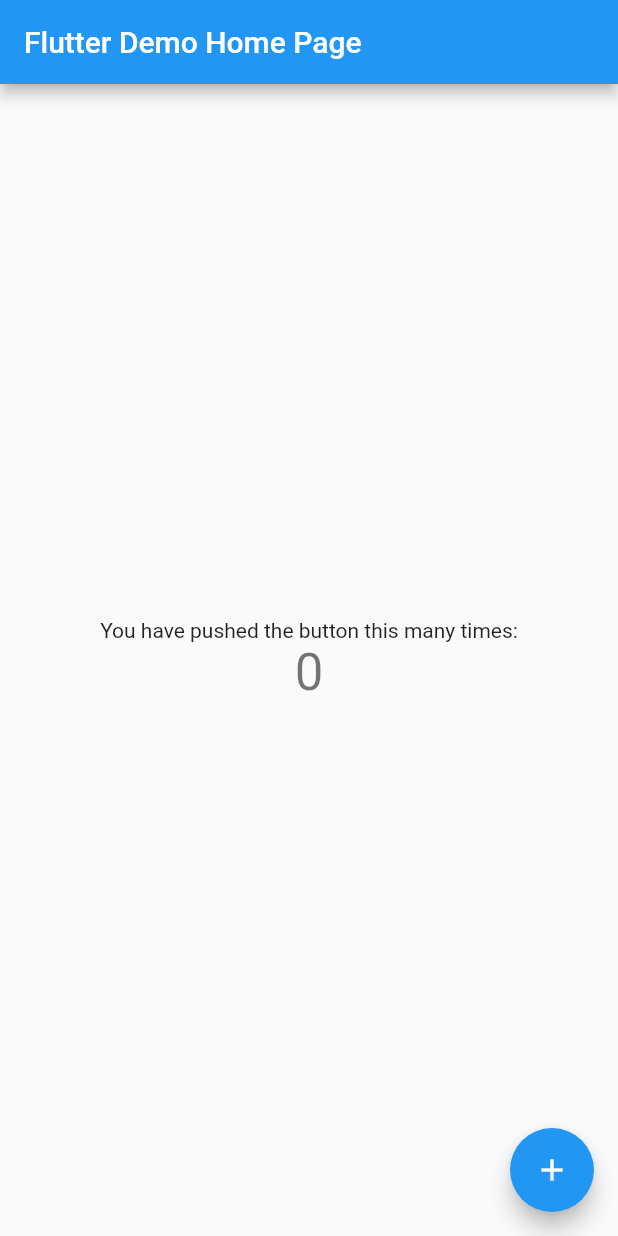
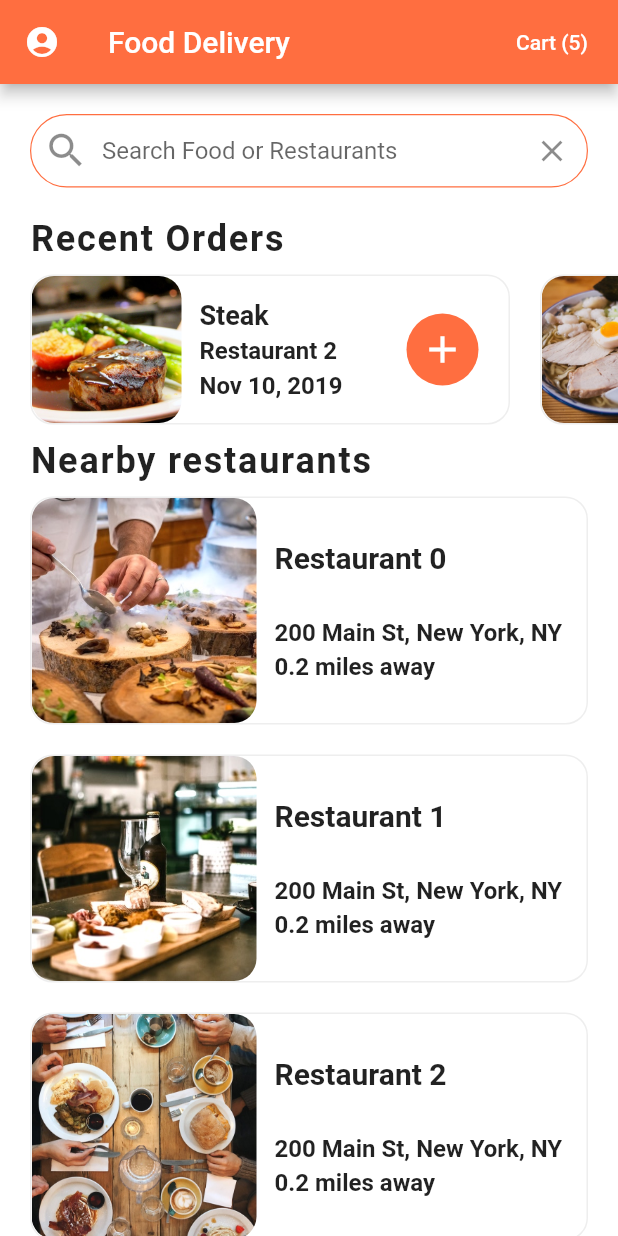
Before and after one commit to DoubleBridges/flutter_food_delivery_ui, a Flutter app: the screen it shows after launch, on a phone screen of 412 x 824 dp. Run offline on Flutter 3.47's test engine with Material 2 defaults, Android fonts, the phone set to English and light mode, and no system bars; missing offline and left inert: flutter_emoji.

Commit message:
appBar complete, search textField created but bot wired, recent orders finished, nearby restaurants finished, home screen complete, working with dummy data

```diff
--- a/lib/main.dart
+++ b/lib/main.dart
@@ -1,4 +1,5 @@
 import 'package:flutter/material.dart';
+import 'package:flutter_food_delivery_ui/screens/home_screen.dart';
 
 void main() => runApp(MyApp());
 
@@ -7,96 +8,13 @@ class MyApp extends StatelessWidget {
   @override
   Widget build(BuildContext context) {
     return MaterialApp(
-      title: 'Flutter Demo',
+      title: 'Flutter Food Delivery UI',
+      debugShowCheckedModeBanner: false,
       theme: ThemeData(
-        primarySwatch: Colors.blue,
+        scaffoldBackgroundColor: Colors.grey,
+        primaryColor: Colors.deepOrangeAccent,
       ),
-      home: MyHomePage(title: 'Flutter Demo Home Page'),
+      home: HomeScreen(),
     );
   }
 }
-
-class MyHomePage extends StatefulWidget {
-  MyHomePage({Key key, this.title}) : super(key: key);
-
-  // This widget is the home page of your application. It is stateful, meaning
-  // that it has a State object (defined below) that contains fields that affect
-  // how it looks.
-
-  // This class is the configuration for the state. It holds the values (in this
-  // case the title) provided by the parent (in this case the App widget) and
-  // used by the build method of the State. Fields in a Widget subclass are
-  // always marked "final".
-
-  final String title;
-
-  @override
-  _MyHomePageState createState() => _MyHomePageState();
-}
-
-class _MyHomePageState extends State<MyHomePage> {
-  int _counter = 0;
-
-  void _incrementCounter() {
-    setState(() {
-      // This call to setState tells the Flutter framework that something has
-      // changed in this State, which causes it to rerun the build method below
-      // so that the display can reflect the updated values. If we changed
-      // _counter without calling setState(), then the build method would not be
-      // called again, and so nothing would appear to happen.
-      _counter++;
-    });
-  }
-
-  @override
-  Widget build(BuildContext context) {
-    // This method is rerun every time setState is called, for instance as done
-    // by the _incrementCounter method above.
-    //
-    // The Flutter framework has been optimized to make rerunning build methods
-    // fast, so that you can just rebuild anything that needs updating rather
-    // than having to individually change instances of widgets.
-    return Scaffold(
-      appBar: AppBar(
-        // Here we take the value from the MyHomePage object that was created by
-        // the App.build method, and use it to set our appbar title.
-        title: Text(widget.title),
-      ),
-      body: Center(
-        // Center is a layout widget. It takes a single child and positions it
-        // in the middle of the parent.
-        child: Column(
-          // Column is also a layout widget. It takes a list of children and
-          // arranges them vertically. By default, it sizes itself to fit its
-          // children horizontally, and tries to be as tall as its parent.
-          //
-          // Invoke "debug painting" (press "p" in the console, choose the
-          // "Toggle Debug Paint" action from the Flutter Inspector in Android
-          // Studio, or the "Toggle Debug Paint" command in Visual Studio Code)
-          // to see the wireframe for each widget.
-          //
-          // Column has various properties to control how it sizes itself and
-          // how it positions its children. Here we use mainAxisAlignment to
-          // center the children vertically; the main axis here is the vertical
-          // axis because Columns are vertical (the cross axis would be
-          // horizontal).
-          mainAxisAlignment: MainAxisAlignment.center,
-          children: <Widget>[
-            Text(
-              'You have pushed the button this many times:',
-            ),
-            Text(
-              '$_counter',
-              style: Theme.of(context).textTheme.display1,
-            ),
-          ],
-        ),
-      ),
-      floatingActionButton: FloatingActionButton(
-        onPressed: _incrementCounter,
-        tooltip: 'Increment',
-        child: Icon(Icons.add),
-      ), // This trailing comma makes auto-formatting nicer for build methods.
-    );
-  }
-}
--- /dev/null
+++ b/lib/screens/home_screen.dart
@@ -0,0 +1,174 @@
+import 'package:flutter/material.dart';
+import 'package:flutter_food_delivery_ui/widgets/rating_stars.dart';
+import 'package:flutter_food_delivery_ui/widgets/receent_orders.dart';
+
+import '../data/data.dart';
+import '../models/restaurant.dart';
+
+class HomeScreen extends StatefulWidget {
+  @override
+  _HomeScreenState createState() => _HomeScreenState();
+}
+
+class _HomeScreenState extends State<HomeScreen> {
+  _buildRestaurants() {
+    List<Widget> restaurantList = [];
+    restaurants.forEach((Restaurant restaurant) {
+      restaurantList.add(
+        Container(
+          margin: EdgeInsets.symmetric(
+            horizontal: 20,
+            vertical: 10,
+          ),
+          decoration: BoxDecoration(
+            color: Colors.white,
+            borderRadius: BorderRadius.circular(15),
+            border: Border.all(
+              width: 1,
+              color: Colors.grey[200],
+            ),
+          ),
+          child: Row(
+            children: [
+              ClipRRect(
+                borderRadius: BorderRadius.circular(15),
+                child: Image(
+                  height: 150,
+                  width: 150,
+                  image: AssetImage(restaurant.imageUrl),
+                  fit: BoxFit.cover,
+                ),
+              ),
+              Expanded(
+                child: Container(
+                  margin: EdgeInsets.all(12),
+                  child: Column(
+                    crossAxisAlignment: CrossAxisAlignment.start,
+                    mainAxisAlignment: MainAxisAlignment.center,
+                    children: [
+                      Text(
+                        restaurant.name,
+                        style: TextStyle(
+                          fontSize: 20,
+                          fontWeight: FontWeight.bold,
+                        ),
+                        overflow: TextOverflow.ellipsis,
+                      ),
+                      SizedBox(
+                        height: 4,
+                      ),
+                      RatingStars(restaurant.rating),
+                      SizedBox(
+                        height: 4,
+                      ),
+                      Text(
+                        restaurant.address,
+                        style: TextStyle(
+                          fontSize: 16,
+                          fontWeight: FontWeight.w600,
+                        ),
+                        overflow: TextOverflow.ellipsis,
+                      ),
+                      SizedBox(
+                        height: 4,
+                      ),
+                      Text(
+                        '0.2 miles away',
+                        style: TextStyle(
+                          fontSize: 16,
+                          fontWeight: FontWeight.w600,
+                        ),
+                        overflow: TextOverflow.ellipsis,
+                      )
+                    ],
+                  ),
+                ),
+              ),
+            ],
+          ),
+        ),
+      );
+    });
+    return Column(children: restaurantList);
+  }
+
+  @override
+  Widget build(BuildContext context) {
+    return Scaffold(
+      appBar: AppBar(
+        leading: IconButton(
+          icon: Icon(Icons.account_circle),
+          onPressed: () => null,
+        ),
+        title: Text('Food Delivery'),
+        actions: [
+          FlatButton(
+            onPressed: () => null,
+            child: Text(
+              'Cart (${currentUser.cart.length})',
+              style: TextStyle(
+                color: Colors.white,
+              ),
+            ),
+          ),
+        ],
+      ),
+      backgroundColor: Colors.white,
+      body: ListView(
+        children: [
+          Padding(
+            padding: const EdgeInsets.all(20.0),
+            child: TextField(
+              decoration: InputDecoration(
+                contentPadding: EdgeInsets.symmetric(
+                  vertical: 15,
+                ),
+                fillColor: Colors.white,
+                filled: true,
+                border: OutlineInputBorder(
+                  borderRadius: BorderRadius.circular(30),
+                  borderSide: BorderSide(
+                    width: 0.8,
+                  ),
+                ),
+                enabledBorder: OutlineInputBorder(
+                  borderRadius: BorderRadius.circular(30),
+                  borderSide: BorderSide(
+                    width: 0.8,
+                    color: Theme.of(context).primaryColor,
+                  ),
+                ),
+                hintText: 'Search Food or Restaurants',
+                prefixIcon: Icon(
+                  Icons.search,
+                  size: 30,
+                ),
+                suffixIcon: IconButton(
+                  icon: Icon(Icons.clear),
+                  onPressed: () => null,
+                ),
+              ),
+            ),
+          ),
+          RecentOrders(),
+          Column(
+            crossAxisAlignment: CrossAxisAlignment.start,
+            children: [
+              Padding(
+                padding: const EdgeInsets.symmetric(horizontal: 20),
+                child: Text(
+                  'Nearby restaurants',
+                  style: TextStyle(
+                      fontSize: 24,
+                      fontWeight: FontWeight.w600,
+                      letterSpacing: 1.2),
+                ),
+              ),
+              _buildRestaurants(),
+            ],
+          ),
+        ],
+      ),
+    );
+  }
+}
--- /dev/null
+++ b/lib/widgets/rating_stars.dart
@@ -0,0 +1,26 @@
+import 'package:flutter/material.dart';
+
+import 'package:flutter_emoji/flutter_emoji.dart';
+
+var parser = EmojiParser();
+var ratingStar = parser.get('star').code;
+
+class RatingStars extends StatelessWidget {
+  final int rating;
+
+  RatingStars(this.rating);
+
+  Widget build(BuildContext context) {
+    String stars = '';
+    for (int i = 0; i < rating; i++) {
+      stars += '$ratingStar  ';
+    }
+    stars.trim();
+    return Text(
+      stars,
+      style: TextStyle(
+        fontSize: 18,
+      ),
+    );
+  }
+}
--- /dev/null
+++ b/lib/widgets/receent_orders.dart
@@ -0,0 +1,131 @@
+import 'package:flutter/material.dart';
+
+import '../data/data.dart';
+import '../models/order.dart';
+
+class RecentOrders extends StatelessWidget {
+  _buildRecentOrder(BuildContext context, Order order) {
+    return Container(
+      margin: EdgeInsets.all(10),
+      width: 320,
+      decoration: BoxDecoration(
+        color: Colors.white,
+        borderRadius: BorderRadius.circular(15),
+        border: Border.all(
+          width: 1,
+          color: Colors.grey[200],
+        ),
+      ),
+      child: Row(
+        mainAxisAlignment: MainAxisAlignment.spaceBetween,
+        children: [
+          Expanded(
+            child: Row(
+              children: [
+                ClipRRect(
+                  borderRadius: BorderRadius.circular(15),
+                  child: Image(
+                    image: AssetImage(
+                      order.food.imageUrl,
+                    ),
+                    height: 100,
+                    width: 100,
+                    fit: BoxFit.cover,
+                  ),
+                ),
+                Expanded(
+                  child: Container(
+                    margin: EdgeInsets.all(12),
+                    child: Column(
+                      crossAxisAlignment: CrossAxisAlignment.start,
+                      mainAxisAlignment: MainAxisAlignment.center,
+                      children: [
+                        Text(
+                          order.food.name,
+                          style: TextStyle(
+                              fontSize: 18, fontWeight: FontWeight.bold),
+                          overflow: TextOverflow.ellipsis,
+                        ),
+                        SizedBox(
+                          height: 4,
+                        ),
+                        Text(
+                          order.restaurant.name,
+                          style: TextStyle(
+                              fontSize: 16, fontWeight: FontWeight.w600),
+                          overflow: TextOverflow.ellipsis,
+                        ),
+                        SizedBox(
+                          height: 4,
+                        ),
+                        Text(
+                          order.date,
+                          style: TextStyle(
+                              fontSize: 16, fontWeight: FontWeight.w600),
+                          overflow: TextOverflow.ellipsis,
+                        ),
+                      ],
+                    ),
+                  ),
+                ),
+              ],
+            ),
+          ),
+          Container(
+            margin: EdgeInsets.only(
+              right: 20,
+            ),
+            width: 48,
+            decoration: BoxDecoration(
+              color: Theme.of(context).primaryColor,
+              borderRadius: BorderRadius.circular(30),
+            ),
+            child: IconButton(
+              icon: Icon(Icons.add),
+              onPressed: () {},
+              color: Colors.white,
+              iconSize: 30,
+            ),
+          ),
+        ],
+      ),
+    );
+  }
+
+  @override
+  Widget build(BuildContext context) {
+    return Column(
+      crossAxisAlignment: CrossAxisAlignment.start,
+      children: [
+        Padding(
+          padding: const EdgeInsets.symmetric(
+            horizontal: 20.0,
+          ),
+          child: Text(
+            'Recent Orders',
+            style: TextStyle(
+              fontSize: 24,
+              fontWeight: FontWeight.w600,
+              letterSpacing: 1.2,
+            ),
+          ),
+        ),
+        Container(
+          height: 120,
+          child: ListView.builder(
+            physics: BouncingScrollPhysics(),
+            padding: EdgeInsets.only(
+              left: 10,
+            ),
+            itemCount: currentUser.orders.length,
+            itemBuilder: (context, index) {
+              Order order = currentUser.orders[index];
+              return _buildRecentOrder(context, order);
+            },
+            scrollDirection: Axis.horizontal,
+          ),
+        ),
+      ],
+    );
+  }
+}
```
Also changed, not shown: pubspec.yaml (+2 -6 lines), pubspec.lock, 1 other file.
